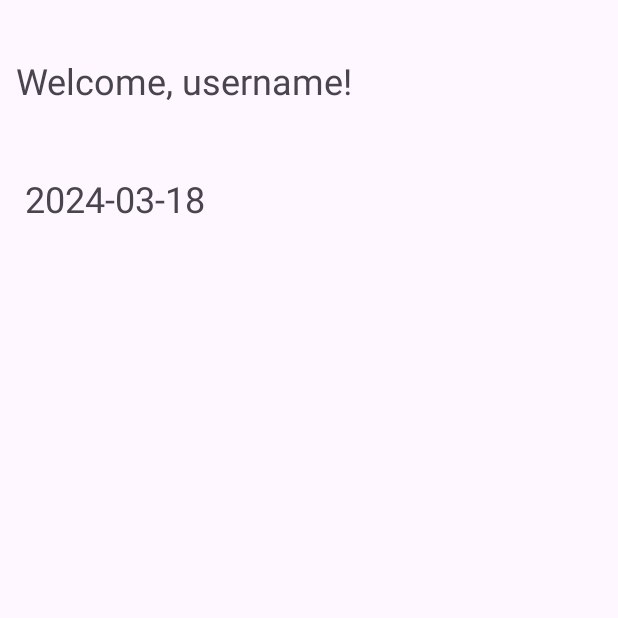
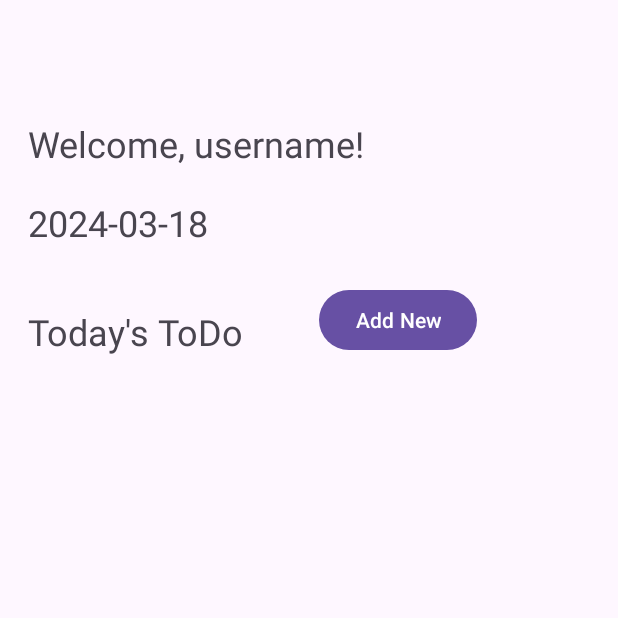
Before and after one commit to Archer001201/IAT359_FinalProject, an Android app: the MainActivity screen opened directly, with no data from a screen before it, on a phone screen of 412 x 824 dp, the top half of it. Run offline under Robolectric (Android 15) with nearby library versions, the phone set to English and light mode, and no system bars; 1 statement that could not run was skipped.

Commit message:
add new todo activity

```diff
--- a/MilestoneMate/app/src/main/AndroidManifest.xml
+++ b/MilestoneMate/app/src/main/AndroidManifest.xml
@@ -24,6 +24,7 @@
         <activity android:name="com.example.milestonemate.StartPageActivity" />
         <activity android:name="com.example.milestonemate.SignupActivity" />
         <activity android:name="com.example.milestonemate.LoginActivity" />
+        <activity android:name="com.example.milestonemate.AddNewTodoActivity" />
     </application>
 
 </manifest>
--- a/MilestoneMate/app/src/main/java/com/example/milestonemate/DatabaseHelper.java
+++ b/MilestoneMate/app/src/main/java/com/example/milestonemate/DatabaseHelper.java
@@ -16,10 +16,23 @@ public class DatabaseHelper extends SQLiteOpenHelper {
                     Constants.USER_TABLE + " (" +
                     Constants.UID + " INTEGER PRIMARY KEY AUTOINCREMENT, " +
                     Constants.USERNAME + " TEXT, " +
-                    Constants.Email + " TEXT, " +
+                    Constants.EMAIL + " TEXT, " +
                     Constants.PASSWORD + " TEXT);" ;
 
     private static final String DROP_USER_TABLE = "DROP TABLE IF EXISTS " + Constants.USER_TABLE;
+
+    private static final String CREATE_TODO_TABLE =
+            "CREATE TABLE " +
+                    Constants.TODO_TABLE + " (" +
+                    Constants.TODO_ID + " INTEGER PRIMARY KEY AUTOINCREMENT, " +
+                    Constants.TODO_TITLE + " TEXT, " +
+                    Constants.DUE_DATE + " TEXT, " +
+                    Constants.TODO_STATE + " TEXT, " +
+                    Constants.TODO_DESCRIPTION + " TEXT, " +
+                    Constants.IMAGE_PATH + " TEXT, " +
+                    Constants.TODO_UID + " INTEGER);";
+
+    private static final String DROP_TODO_TABLE = "DROP TABLE IF EXISTS " + Constants.TODO_TABLE;
 
     public DatabaseHelper(Context context){
         super(context, Constants.DATABASE_NAME, null, Constants.DATABASE_VERSION);
@@ -30,6 +43,7 @@ public class DatabaseHelper extends SQLiteOpenHelper {
     public void onCreate(SQLiteDatabase db) {
         try {
             db.execSQL(CREATE_USER_TABLE);
+            db.execSQL(CREATE_TODO_TABLE);
             Toast.makeText(context, "onCreate() called", Toast.LENGTH_LONG).show();
         } catch (SQLException e) {
             Toast.makeText(context, "exception onCreate() db", Toast.LENGTH_LONG).show();
@@ -39,6 +53,7 @@ public class DatabaseHelper extends SQLiteOpenHelper {
     @Override
     public void onUpgrade(SQLiteDatabase db, int oldVersion, int newVersion) {
         try {
+            db.execSQL(DROP_TODO_TABLE);
             db.execSQL(DROP_USER_TABLE);
             onCreate(db);
             Toast.makeText(context, "onUpgrade called", Toast.LENGTH_LONG).show();
--- a/MilestoneMate/app/src/main/java/com/example/milestonemate/LoginActivity.java
+++ b/MilestoneMate/app/src/main/java/com/example/milestonemate/LoginActivity.java
@@ -54,6 +54,7 @@ public class LoginActivity extends AppCompatActivity {
                         SharedPreferences.Editor editor = sharedPreferences.edit();
                         editor.putString("uid", uid);
                         editor.putString("username", username);
+                        editor.putString("email", email);
                         editor.putBoolean("isLoggedIn", true);
                         editor.apply();
 
--- a/MilestoneMate/app/src/main/java/com/example/milestonemate/MainActivity.java
+++ b/MilestoneMate/app/src/main/java/com/example/milestonemate/MainActivity.java
@@ -6,6 +6,8 @@ import android.content.Intent;
 import android.content.SharedPreferences;
 import android.os.Bundle;
 import android.util.Log;
+import android.view.View;
+import android.widget.Button;
 import android.widget.TextView;
 
 import java.text.SimpleDateFormat;
@@ -25,7 +27,14 @@ public class MainActivity extends AppCompatActivity {
         //Get user's login state
         SharedPreferences sharedPreferences = getSharedPreferences("UserPrefs", MODE_PRIVATE);
         boolean isLoggedIn = sharedPreferences.getBoolean("isLoggedIn", false);
-
+        String email = sharedPreferences.getString("email", "");
+        if (!db.checkUserExists(email)){
+            SharedPreferences.Editor editor = sharedPreferences.edit();
+            editor.clear();
+            editor.putBoolean("isLoggedIn", false);
+            editor.apply();
+        }
+        //If is not login, turn to login/signup page
         if (!isLoggedIn) {
             Intent intent = new Intent(this, StartPageActivity.class);
             startActivity(intent);
@@ -37,9 +46,19 @@ public class MainActivity extends AppCompatActivity {
         SimpleDateFormat dateFormat = new SimpleDateFormat("yyyy-MM-dd", Locale.getDefault());
         String currentDate = dateFormat.format(new Date());
         dateTextView.setText(currentDate);
-
+        //Display welcome message and username
         TextView welcomeTextView = findViewById(R.id.welcomeText);
         String username = sharedPreferences.getString("username", "username");
         welcomeTextView.setText(getString(R.string.welcome_text, username));
+
+        //Listen click event on Add New button
+        Button addNewButton = findViewById(R.id.addNewButton);
+        addNewButton.setOnClickListener(new View.OnClickListener() {
+            @Override
+            public void onClick(View v) {
+                Intent intent = new Intent(MainActivity.this, AddNewTodoActivity.class);
+                startActivity(intent);
+            }
+        });
     }
 }
--- a/MilestoneMate/app/src/main/res/layout/activity_main.xml
+++ b/MilestoneMate/app/src/main/res/layout/activity_main.xml
@@ -14,10 +14,10 @@
         android:textSize="24sp"
         app:layout_constraintBottom_toBottomOf="parent"
         app:layout_constraintEnd_toEndOf="parent"
-        app:layout_constraintHorizontal_bias="0.056"
+        app:layout_constraintHorizontal_bias="0.1"
         app:layout_constraintStart_toStartOf="parent"
         app:layout_constraintTop_toTopOf="parent"
-        app:layout_constraintVertical_bias="0.047" />
+        app:layout_constraintVertical_bias="0.1" />
 
     <TextView
         android:id="@+id/dateText"
@@ -25,11 +25,36 @@
         android:layout_height="wrap_content"
         android:text="Hello World!"
         android:textSize="24sp"
-        app:layout_constraintBottom_toBottomOf="parent"
-        app:layout_constraintEnd_toEndOf="parent"
-        app:layout_constraintHorizontal_bias="0.056"
-        app:layout_constraintStart_toStartOf="parent"
-        app:layout_constraintTop_toTopOf="parent"
-        app:layout_constraintVertical_bias="0.147" />
+        app:layout_constraintTop_toBottomOf="@id/welcomeText"
+        app:layout_constraintStart_toStartOf="@id/welcomeText"
+        android:layout_marginTop="20dp"/>
+
+    <TextView
+        android:id="@+id/todoListText"
+        android:layout_width="wrap_content"
+        android:layout_height="wrap_content"
+        android:text="@string/today_todo"
+        android:textSize="24sp"
+        app:layout_constraintTop_toBottomOf="@id/dateText"
+        app:layout_constraintStart_toStartOf="@id/dateText"
+        android:layout_marginTop="40dp"/>
+
+    <androidx.recyclerview.widget.RecyclerView
+        android:id="@+id/todoList"
+        android:layout_width="match_parent"
+        android:layout_height="wrap_content"
+        app:layout_constraintTop_toBottomOf="@id/todoListText"
+        app:layout_constraintStart_toStartOf="@id/todoListText"
+        android:layout_marginTop="15dp"
+        android:layout_marginHorizontal="50dp"/>
+
+    <Button
+        android:id="@+id/addNewButton"
+        android:layout_width="wrap_content"
+        android:layout_height="wrap_content"
+        android:text="@string/add_new_todo_button"
+        app:layout_constraintStart_toEndOf="@id/todoListText"
+        app:layout_constraintBottom_toBottomOf="@id/todoListText"
+        android:layout_marginStart="50dp"/>
 
 </androidx.constraintlayout.widget.ConstraintLayout>
```
Also changed, not shown: MilestoneMate/app/src/main/java/com/example/milestonemate/AddNewTodoActivity.java (added, +43 -0 lines), MilestoneMate/app/src/main/java/com/example/milestonemate/Constants.java (+14 -2 lines), MilestoneMate/app/src/main/java/com/example/milestonemate/MyDatabase.java (+14 -4 lines), MilestoneMate/app/src/main/res/layout/activity_add_new_todo.xml (added, +70 -0 lines), MilestoneMate/app/src/main/res/layout/todo_slot.xml (added, +26 -0 lines), MilestoneMate/app/src/main/res/values/strings.xml (+10 -0 lines).
